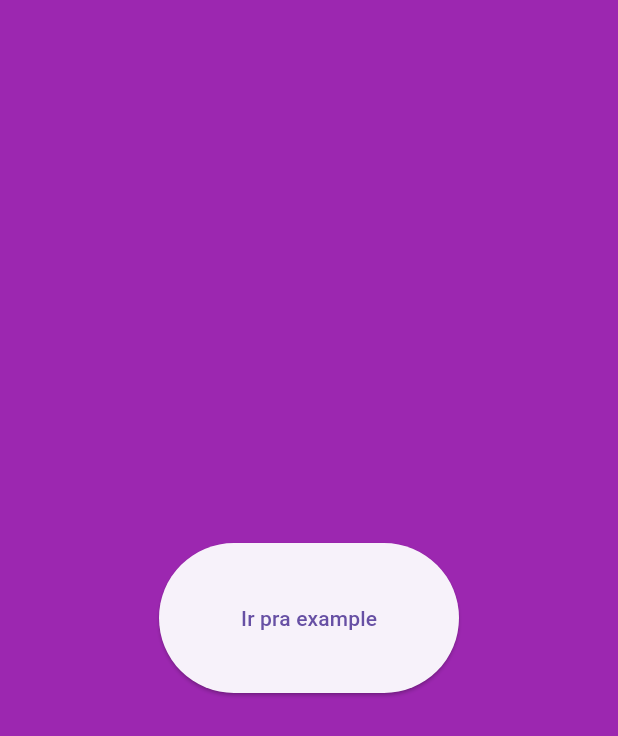
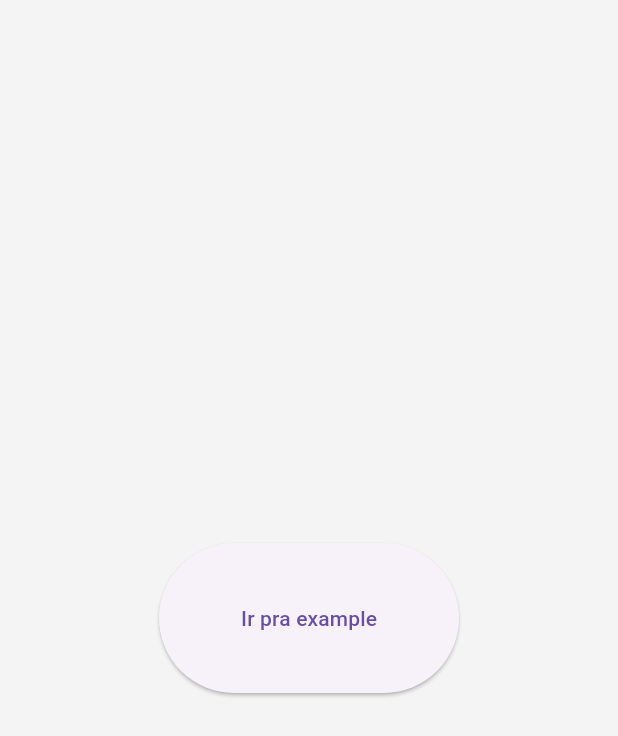
Before and after one commit to CynaraCosta/tcc-mobile, a Flutter app: the screen it shows after launch, on a phone screen of 412 x 824 dp. Shown: the top 736 px of the screen. Run offline on Flutter 3.47's test engine with Material 3 defaults, Android fonts, the phone set to English and light mode, and no system bars; our stand-ins replace get_it, go_router, injectable.

Commit message:
add background color to root

```diff
--- a/tcc_mobile/lib/page_routes.dart
+++ b/tcc_mobile/lib/page_routes.dart
@@ -8,9 +8,7 @@ final AppNavigator appNavigator = GetIt.I.get<AppNavigator>();
 final homeRoute = PageRoute(
   route: Routes.home,
   builder: (_, __) {
-    return Container(
-      color: Colors.purple,
-      child: Center(
+    return Center(
       child: SizedBox(
         width: 200,
         height: 100,
@@ -21,7 +19,6 @@ final homeRoute = PageRoute(
           child: const Text('Ir pra example'),
         ),
       ),
-      ),
     );
   },
 );
--- a/tcc_mobile/lib/root.dart
+++ b/tcc_mobile/lib/root.dart
@@ -4,6 +4,7 @@ import 'package:flutter/services.dart';
 import 'package:tcc_mobile/commons/debugging/debugging.dart';
 import 'package:tcc_mobile/commons/notifier/brightness_notifier.dart';
 import 'package:tcc_mobile/commons/router/router.dart';
+import 'package:tcc_mobile/gen/colors.gen.dart';
 import 'package:tcc_mobile/soma/soma.dart';
 
 class TccMobile extends StatefulWidget {
@@ -64,7 +65,13 @@ class _TccMobileState extends State<TccMobile> with WidgetsBindingObserver {
           },
         );
         bool isInverse = (value == Brightness.dark) ? true : false;
-        return SomaTheme(
+        return Container(
+          decoration: BoxDecoration(
+                color: isInverse
+                    ? ColorName.darkBackgroundPrimary
+                    : ColorName.lightBackgroundPrimary,
+              ),
+          child: SomaTheme(
             data: widget.somaThemeData,
             child: SomaContext(
               isInverse: isInverse,
@@ -73,6 +80,7 @@ class _TccMobileState extends State<TccMobile> with WidgetsBindingObserver {
                 routerConfig: widget.router,
               ),
             ),
+          ),
         );
       },
     );
```
Also changed, not shown: tcc_mobile/lib/app/presentation/pages/home/presentation/page/home_page.dart (added, +10 -0 lines). Lines whose indentation alone changed are shown as unchanged.
